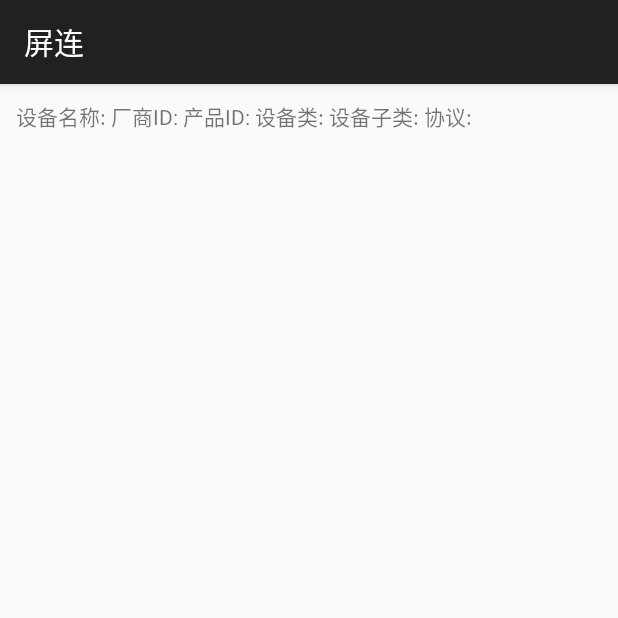
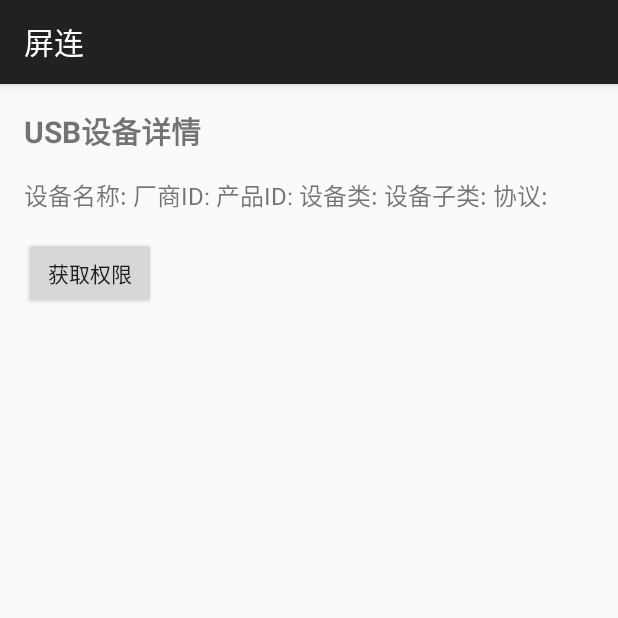
Before and after one commit to CashewTeam/TNT-Anywhere, an Android app: the fragment UsbDeviceDetailFragment shown on its own in the app's theme, on a phone screen of 412 x 824 dp, the top half of it. Run offline under Robolectric (Android 15) with nearby library versions, the phone set to English and light mode, and no system bars; 6 statements that could not run were skipped.

Commit message:
add button

```diff
--- a/app/src/main/java/com/gitee/connect_screen/UsbDeviceDetailFragment.java
+++ b/app/src/main/java/com/gitee/connect_screen/UsbDeviceDetailFragment.java
@@ -30,8 +30,9 @@ public class UsbDeviceDetailFragment extends Fragment {
 
     @Override
     public View onCreateView(LayoutInflater inflater, ViewGroup container, Bundle savedInstanceState) {
-        TextView textView = new TextView(getContext());
-        textView.setPadding(16, 16, 16, 16);
+        View view = inflater.inflate(R.layout.fragment_usb_device_detail, container, false);
+
+        TextView detailContent = view.findViewById(R.id.detailContent);
 
         StringBuilder sb = new StringBuilder();
         sb.append("设备名称: ").append(device.getDeviceName()).append("\n");
@@ -39,9 +40,10 @@ public class UsbDeviceDetailFragment extends Fragment {
         sb.append("产品ID: ").append(device.getProductId()).append("\n");
         sb.append("设备类: ").append(device.getDeviceClass()).append("\n");
         sb.append("设备子类: ").append(device.getDeviceSubclass()).append("\n");
-        sb.append("协议: ").append(device.getDeviceProtocol()).append("\n");
+        sb.append("协议: ").append(device.getDeviceProtocol());
 
-        textView.setText(sb.toString());
-        return textView;
+        detailContent.setText(sb.toString());
+
+        return view;
     }
 }
--- /dev/null
+++ b/app/src/main/res/layout/fragment_usb_device_detail.xml
@@ -0,0 +1,31 @@
+<?xml version="1.0" encoding="utf-8"?>
+<LinearLayout
+    xmlns:android="http://schemas.android.com/apk/res/android"
+    android:layout_width="match_parent"
+    android:layout_height="match_parent"
+    android:orientation="vertical"
+    android:padding="16dp">
+
+    <TextView
+        android:id="@+id/detailTitle"
+        android:layout_width="match_parent"
+        android:layout_height="wrap_content"
+        android:text="USB设备详情"
+        android:textSize="20sp"
+        android:textStyle="bold"
+        android:layout_marginBottom="16dp"/>
+
+    <TextView
+        android:id="@+id/detailContent"
+        android:layout_width="match_parent"
+        android:layout_height="wrap_content"
+        android:textSize="16sp"/>
+
+    <Button
+        android:id="@+id/requestPermissionButton"
+        android:layout_width="wrap_content"
+        android:layout_height="wrap_content"
+        android:layout_marginTop="16dp"
+        android:text="获取权限"/>
+
+</LinearLayout>
```
